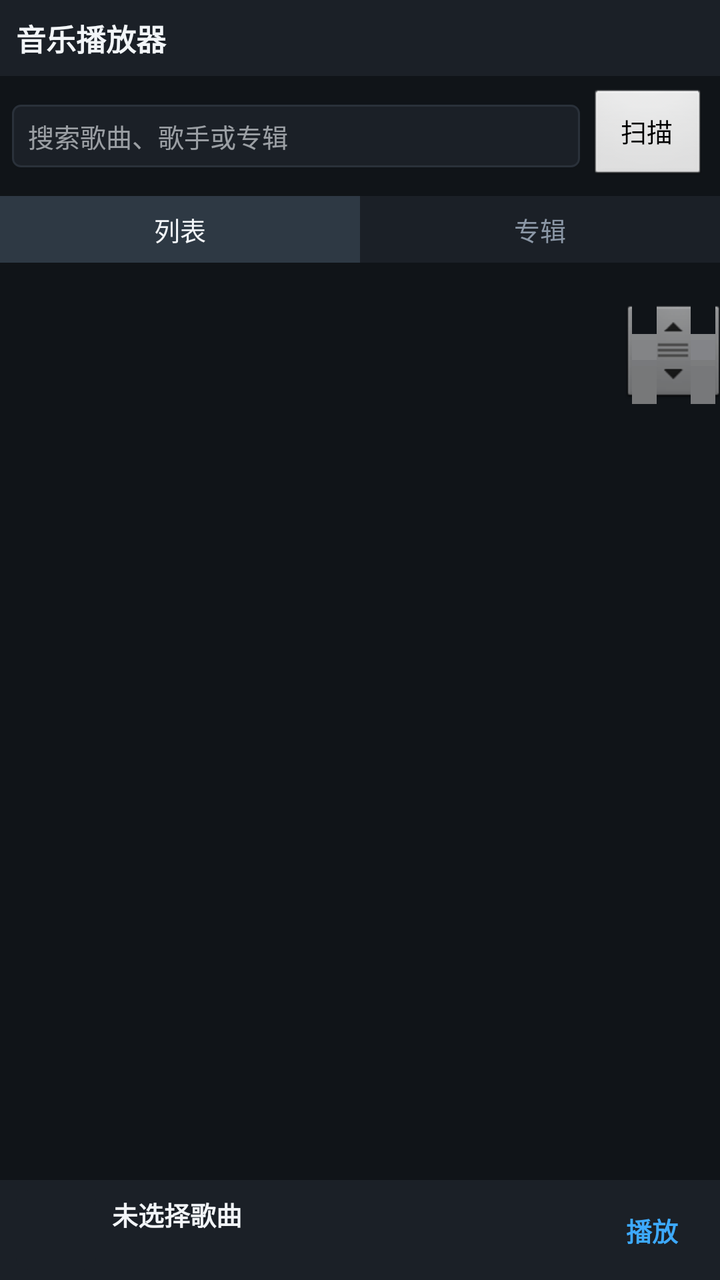
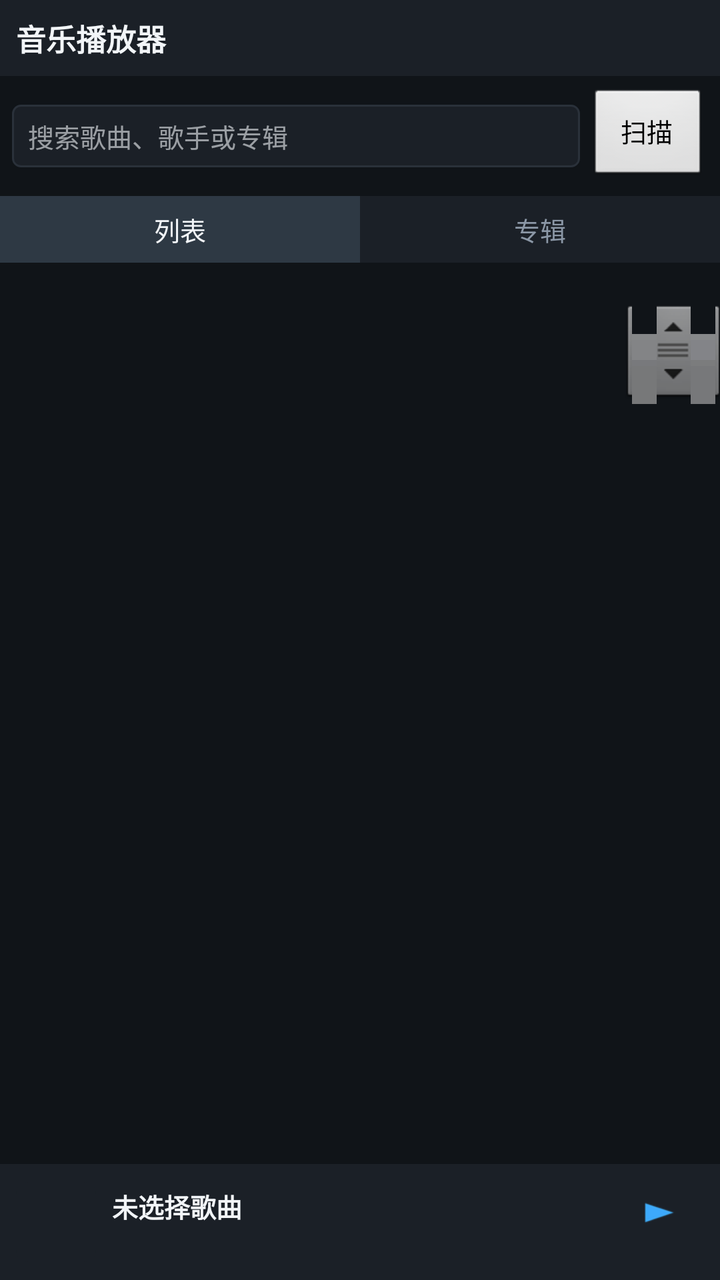

An Android layout rendered at two revisions. The XML below is the earlier revision; the diff shows what the commit changed to produce the second picture.
<!-- AndroidManifest.xml: application theme android:Theme.NoTitleBar -->
<!-- res/layout/main.xml -->
<?xml version="1.0" encoding="utf-8"?>
<LinearLayout xmlns:android="http://schemas.android.com/apk/res/android"
    android:layout_width="fill_parent"
    android:layout_height="fill_parent"
    android:background="@color/bg"
    android:orientation="vertical">

    <TextView
        android:layout_width="fill_parent"
        android:layout_height="wrap_content"
        android:background="@color/panel"
        android:padding="8dp"
        android:text="@string/app_name"
        android:textColor="@color/text_primary"
        android:textSize="15sp"
        android:textStyle="bold" />

    <LinearLayout
        android:layout_width="fill_parent"
        android:layout_height="wrap_content"
        android:gravity="center_vertical"
        android:orientation="horizontal"
        android:padding="6dp">

        <EditText
            android:id="@+id/search"
            android:layout_width="0dp"
            android:layout_height="wrap_content"
            android:layout_weight="1"
            android:background="@drawable/search_box"
            android:hint="@string/search_hint"
            android:imeOptions="actionDone"
            android:singleLine="true"
            android:textColor="@color/text_primary"
            android:textColorHint="@color/text_hint"
            android:textSize="13sp" />

        <Button
            android:id="@+id/btn_clear"
            android:layout_width="wrap_content"
            android:layout_height="wrap_content"
            android:layout_marginLeft="4dp"
            android:minWidth="0dp"
            android:text="@string/clear"
            android:textSize="12sp"
            android:visibility="gone" />

        <Button
            android:id="@+id/btn_scan"
            android:layout_width="wrap_content"
            android:layout_height="wrap_content"
            android:layout_marginLeft="4dp"
            android:minWidth="60dp"
            android:text="@string/scan"
            android:textSize="13sp" />
    </LinearLayout>

    
    <LinearLayout
        android:layout_width="fill_parent"
        android:layout_height="wrap_content"
        android:background="@color/panel"
        android:orientation="horizontal">

        <TextView
            android:id="@+id/tab_songs"
            android:layout_width="0dp"
            android:layout_height="wrap_content"
            android:layout_weight="1"
            android:background="@color/tab_active"
            android:gravity="center"
            android:paddingBottom="7dp"
            android:paddingTop="7dp"
            android:text="@string/tab_songs"
            android:textColor="@color/text_primary"
            android:textSize="13sp" />

        <TextView
            android:id="@+id/tab_albums"
            android:layout_width="0dp"
            android:layout_height="wrap_content"
            android:layout_weight="1"
            android:gravity="center"
            android:paddingBottom="7dp"
            android:paddingTop="7dp"
            android:text="@string/tab_albums"
            android:textColor="@color/text_secondary"
            android:textSize="13sp" />
    </LinearLayout>

    <TextView
        android:id="@+id/list_info"
        android:layout_width="fill_parent"
        android:layout_height="wrap_content"
        android:paddingBottom="2dp"
        android:paddingLeft="8dp"
        android:paddingRight="8dp"
        android:paddingTop="2dp"
        android:textColor="@color/text_secondary"
        android:textSize="11sp" />

    
    <FrameLayout
        android:id="@+id/content"
        android:layout_width="fill_parent"
        android:layout_height="0dp"
        android:layout_weight="1">

        <ListView
            android:id="@+id/list_songs"
            android:layout_width="fill_parent"
            android:layout_height="fill_parent"
            android:cacheColorHint="#00000000"
            android:divider="@color/divider"
            android:dividerHeight="1px"
            android:fastScrollEnabled="true" />

        <ListView
            android:id="@+id/list_albums"
            android:layout_width="fill_parent"
            android:layout_height="fill_parent"
            android:cacheColorHint="#00000000"
            android:divider="@color/divider"
            android:dividerHeight="1px"
            android:visibility="gone" />
    </FrameLayout>

    <TextView
        android:id="@+id/empty"
        android:layout_width="fill_parent"
        android:layout_height="wrap_content"
        android:padding="14dp"
        android:text="@string/empty"
        android:textColor="@color/text_secondary"
        android:textSize="13sp"
        android:visibility="gone" />

    
    <LinearLayout
        android:id="@+id/now_bar"
        android:layout_width="fill_parent"
        android:layout_height="wrap_content"
        android:background="@color/panel"
        android:gravity="center_vertical"
        android:orientation="horizontal"
        android:paddingBottom="5dp"
        android:paddingLeft="8dp"
        android:paddingRight="8dp"
        android:paddingTop="5dp">

        <ImageView
            android:id="@+id/art"
            android:layout_width="40dp"
            android:layout_height="40dp"
            android:background="@drawable/art_background"
            android:contentDescription="@string/cd_album_art"
            android:scaleType="centerCrop" />

        <LinearLayout
            android:layout_width="0dp"
            android:layout_height="wrap_content"
            android:layout_gravity="center_vertical"
            android:layout_weight="1"
            android:orientation="vertical"
            android:paddingLeft="8dp">

            <TextView
                android:id="@+id/now"
                android:layout_width="fill_parent"
                android:layout_height="wrap_content"
                android:ellipsize="end"
                android:singleLine="true"
                android:text="@string/no_song"
                android:textColor="@color/text_primary"
                android:textSize="13sp"
                android:textStyle="bold" />

            <TextView
                android:id="@+id/now_artist"
                android:layout_width="fill_parent"
                android:layout_height="wrap_content"
                android:ellipsize="end"
                android:singleLine="true"
                android:paddingTop="1dp"
                android:textColor="@color/text_secondary"
                android:textSize="11sp" />
        </LinearLayout>

        <TextView
            android:id="@+id/btn_play"
            android:layout_width="wrap_content"
            android:layout_height="wrap_content"
            android:layout_marginLeft="6dp"
            android:minWidth="52dp"
            android:gravity="center"
            android:paddingBottom="8dp"
            android:paddingTop="8dp"
            android:text="@string/btn_play_short"
            android:textColor="@color/accent"
            android:textSize="13sp"
            android:textStyle="bold" />
    </LinearLayout>
</LinearLayout>
<!-- resources referenced by this layout -->
<resources>
  <color name="accent">#FF3DA9FC</color>
  <color name="bg">#FF101418</color>
  <color name="divider">#FF2A313A</color>
  <color name="panel">#FF1B2027</color>
  <color name="tab_active">#FF2E3944</color>
  <color name="text_hint">#99F2F5F8</color>
  <color name="text_primary">#FFF2F5F8</color>
  <color name="text_secondary">#FF8B97A6</color>
  <!-- drawable art_background (drawable) -->
  <?xml version="1.0" encoding="utf-8"?>
  <shape xmlns:android="http://schemas.android.com/apk/res/android"
      android:shape="rectangle">
      <solid android:color="@color/panel" />
      <corners android:radius="6dp" />
  </shape>
  <!-- drawable search_box (drawable) -->
  <?xml version="1.0" encoding="utf-8"?>
  <shape xmlns:android="http://schemas.android.com/apk/res/android"
      android:shape="rectangle">
      <solid android:color="@color/panel" />
      <stroke
          android:width="1dp"
          android:color="@color/divider" />
      <corners android:radius="4dp" />
      <padding
          android:left="8dp"
          android:top="6dp"
          android:right="8dp"
          android:bottom="6dp" />
  </shape>
  <string name="app_name">音乐播放器</string>
  <string name="btn_play_short">播放</string>
  <string name="cd_album_art">专辑封面</string>
  <string name="clear">清空</string>
  <string name="empty">没有找到音频文件。请把 mp3 放到 SD 卡的 Music 文件夹后点击“扫描”。</string>
  <string name="no_song">未选择歌曲</string>
  <string name="scan">扫描</string>
  <string name="search_hint">搜索歌曲、歌手或专辑</string>
  <string name="tab_albums">专辑</string>
  <string name="tab_songs">列表</string>
</resources>

<!-- the commit's change to res/layout/main.xml (unified diff, before → after) -->
@@ -28,6 +28,7 @@
             android:layout_height="wrap_content"
             android:layout_weight="1"
             android:background="@drawable/search_box"
+            android:focusable="false"
             android:hint="@string/search_hint"
             android:imeOptions="actionDone"
             android:singleLine="true"
@@ -186,18 +187,13 @@
                 android:textSize="11sp" />
         </LinearLayout>
 
-        <TextView
+        <ImageView
             android:id="@+id/btn_play"
             android:layout_width="wrap_content"
             android:layout_height="wrap_content"
             android:layout_marginLeft="6dp"
-            android:minWidth="52dp"
-            android:gravity="center"
-            android:paddingBottom="8dp"
-            android:paddingTop="8dp"
-            android:text="@string/btn_play_short"
-            android:textColor="@color/accent"
-            android:textSize="13sp"
-            android:textStyle="bold" />
+            android:contentDescription="@string/btn_play"
+            android:padding="8dp"
+            android:src="@drawable/ic_bar_play" />
     </LinearLayout>
 </LinearLayout>
<!-- resource entries referenced after the edit -->
@@ -1,6 +1,5 @@
 <!-- resources referenced by this layout -->
 <resources>
-  <color name="accent">#FF3DA9FC</color>
   <color name="bg">#FF101418</color>
   <color name="divider">#FF2A313A</color>
   <color name="panel">#FF1B2027</color>
@@ -15,6 +14,7 @@
       <solid android:color="@color/panel" />
       <corners android:radius="6dp" />
   </shape>
+  <!-- drawable ic_bar_play: png bitmap (drawable-hdpi, 524 bytes) -->
   <!-- drawable search_box (drawable) -->
   <?xml version="1.0" encoding="utf-8"?>
   <shape xmlns:android="http://schemas.android.com/apk/res/android"
@@ -31,7 +31,7 @@
           android:bottom="6dp" />
   </shape>
   <string name="app_name">音乐播放器</string>
-  <string name="btn_play_short">播放</string>
+  <string name="btn_play">播放</string>
   <string name="cd_album_art">专辑封面</string>
   <string name="clear">清空</string>
   <string name="empty">没有找到音频文件。请把 mp3 放到 SD 卡的 Music 文件夹后点击“扫描”。</string>
